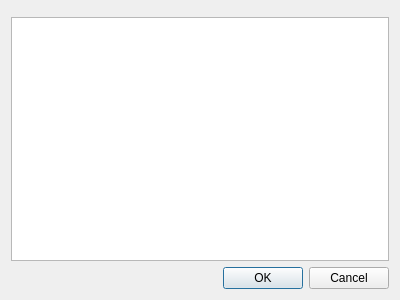
Qt form attach/attachdialog.ui (KDAB/GammaRay) before a commit.
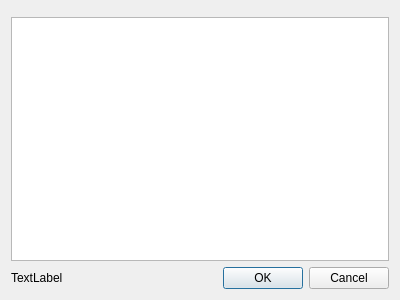
The same form after that commit. Icons and pictures are not drawn. Custom widgets are drawn as their Qt base class.

Commit message:
improve layout of attach dialog
- proper endoscope window icon
- proper window title
- label next to the buttons with the kdab products image
  linked to the kdab website

What changed in the file:
```diff
--- a/attach/attachdialog.ui
+++ b/attach/attachdialog.ui
@@ -21,6 +21,19 @@
     <widget class="QTableView" name="view"/>
    </item>
    <item>
+    <widget class="QWidget" name="widget" native="true">
+     <layout class="QHBoxLayout" name="horizontalLayout">
+      <property name="margin">
+       <number>0</number>
+      </property>
+      <item>
+       <widget class="QLabel" name="promoLabel">
+        <property name="text">
+         <string>TextLabel</string>
+        </property>
+       </widget>
+      </item>
+      <item>
     <widget class="QDialogButtonBox" name="buttonBox">
      <property name="orientation">
       <enum>Qt::Horizontal</enum>
@@ -32,6 +45,9 @@
    </item>
   </layout>
  </widget>
+   </item>
+  </layout>
+ </widget>
  <customwidgets>
   <customwidget>
    <class>KFilterProxySearchLine</class>
```
Left out of the diff: 8 changed lines with no effect on the pictures. Lines whose indentation alone changed are shown as unchanged. The commit also changes 3 other files.
